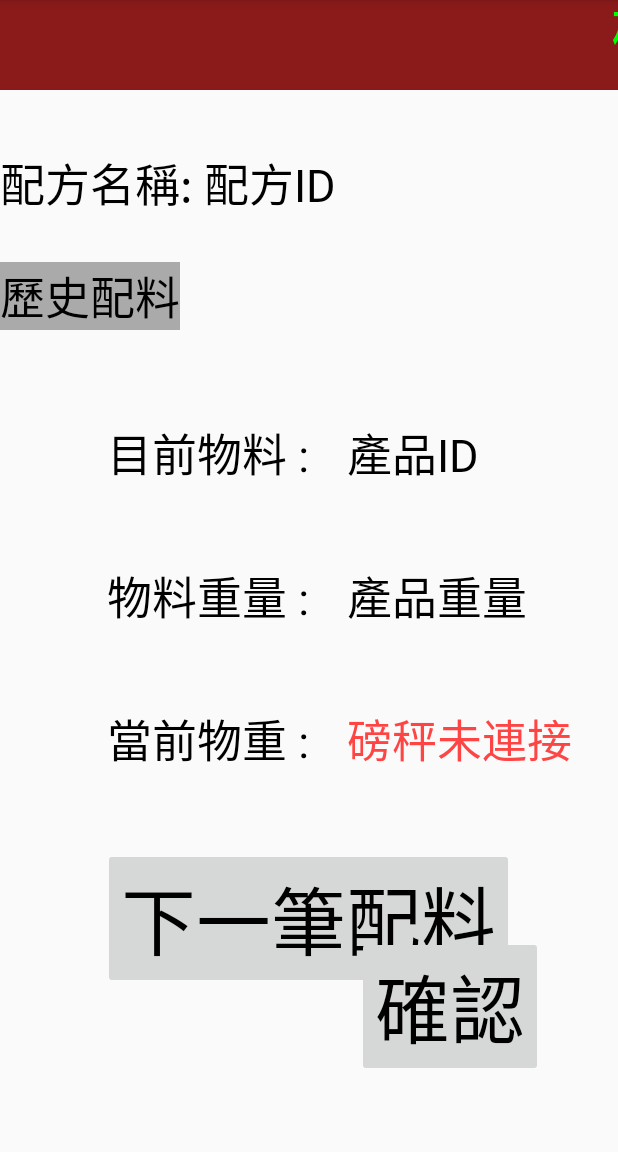
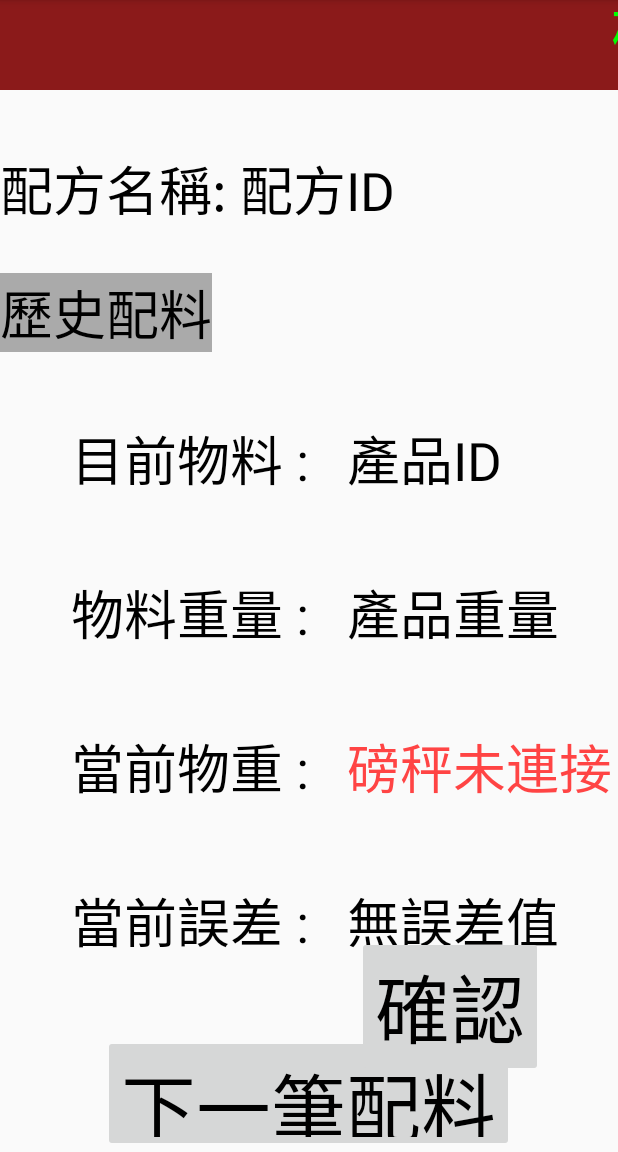
Before and after one commit to medionchou/Android-Test, an Android app: the screen it shows after launch (MainActivity), on a phone screen of 412 x 824 dp, the part 84-1236 px from its top. Run offline under Robolectric (Android 15) with nearby library versions, the phone set to English and light mode, and no system bars.

Commit message:
Set app icon and fix potential bug but not sure it is done.

```diff
--- a/app/src/main/res/layout/activity_main.xml
+++ b/app/src/main/res/layout/activity_main.xml
@@ -36,7 +36,7 @@
         android:layout_marginTop="20dp"
         android:text="配方名稱: "
         android:textColor="@android:color/black"
-        android:textSize="30sp" />
+        android:textSize="35sp" />
 
     <!-- editable -->
     <TextView
@@ -48,7 +48,7 @@
         android:layout_toRightOf="@+id/recipe_text_view"
         android:text="配方ID"
         android:textColor="@android:color/black"
-        android:textSize="30sp" />
+        android:textSize="35sp" />
 
     <ScrollView
         android:layout_width="wrap_content"
@@ -63,7 +63,7 @@
             android:layout_height="wrap_content"
             android:text="歷史配料"
             android:textColor="@android:color/black"
-            android:textSize="30sp" />
+            android:textSize="35sp" />
     </ScrollView>
 
     <TextView
@@ -75,7 +75,7 @@
         android:layout_toLeftOf="@+id/scale_text_view"
         android:text="目前物料 :"
         android:textColor="@android:color/black"
-        android:textSize="30sp" />
+        android:textSize="35sp" />
 
 
     <!-- editable -->
@@ -89,7 +89,7 @@
         android:layout_toRightOf="@+id/product_text_view"
         android:text="產品ID"
         android:textColor="@android:color/black"
-        android:textSize="30sp" />
+        android:textSize="35sp" />
 
     <TextView
         android:id="@+id/product_weight_label_text_view"
@@ -100,7 +100,7 @@
         android:layout_toLeftOf="@+id/scale_text_view"
         android:text="物料重量 :"
         android:textColor="@android:color/black"
-        android:textSize="30sp" />
+        android:textSize="35sp" />
 
 
     <!-- editable -->
@@ -115,7 +115,7 @@
         android:gravity="start"
         android:text="產品重量"
         android:textColor="@android:color/black"
-        android:textSize="30sp" />
+        android:textSize="35sp" />
 
 
     <!-- editable -->
@@ -128,7 +128,7 @@
         android:layout_toLeftOf="@+id/scale_text_view"
         android:text="當前物重 :"
         android:textColor="@android:color/black"
-        android:textSize="30sp" />
+        android:textSize="35sp" />
 
     <TextView
         android:id="@+id/scale_weight_text_view"
@@ -141,13 +141,36 @@
         android:gravity="start"
         android:text="磅秤未連接"
         android:textColor="@android:color/holo_red_light"
-        android:textSize="30sp" />
+        android:textSize="35sp" />
+
+    <TextView
+        android:id="@+id/precision_label"
+        android:layout_width="wrap_content"
+        android:layout_height="wrap_content"
+        android:layout_marginTop="50dp"
+        android:text="當前誤差 :"
+        android:textColor="@android:color/black"
+        android:layout_toLeftOf="@+id/scale_text_view"
+        android:layout_below="@+id/current_weight_text_view"
+        android:textSize="35sp"/>
+
+    <TextView
+        android:id="@+id/precision_text_view"
+        android:layout_width="wrap_content"
+        android:layout_height="wrap_content"
+        android:layout_marginLeft="25dp"
+        android:layout_marginTop="50dp"
+        android:text="無誤差值"
+        android:textColor="@android:color/black"
+        android:layout_toRightOf="@+id/precision_label"
+        android:layout_below="@+id/current_weight_text_view"
+        android:textSize="35sp"/>
 
     <Button
         android:id="@+id/nextBatch"
         android:layout_width="wrap_content"
         android:layout_height="wrap_content"
-        android:layout_below="@+id/current_weight_text_view"
+        android:layout_below="@+id/precision_label"
         android:layout_centerHorizontal="true"
         android:layout_marginTop="50dp"
         android:text="下一筆配料"
```
Also changed, not shown: app/src/main/java/com/medion/project_icescream403/MainActivity.java (+38 -15 lines), app/src/main/res/mipmap-hdpi/ic_launcher.png, app/src/main/res/mipmap-mdpi/ic_launcher.png, app/src/main/res/mipmap-xhdpi/ic_launcher.png, app/src/main/res/mipmap-xxhdpi/ic_launcher.png, 3 other files.
